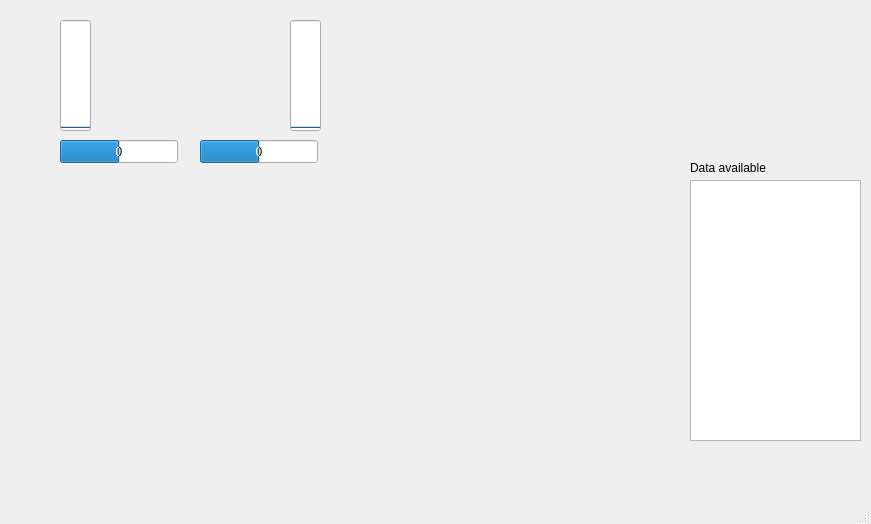
Before: the Qt Designer form vant3.ui in iurobpn/provant-groundstation, drawn with Qt 5.
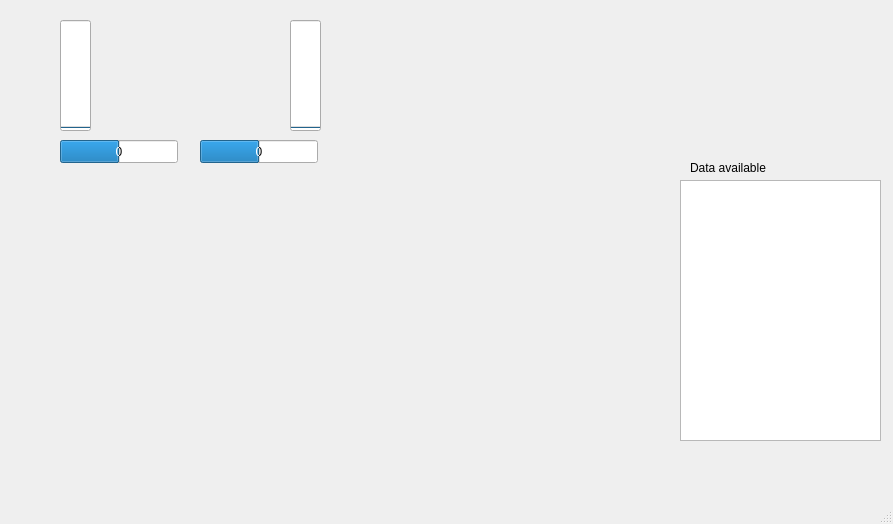
After: the same form once the commit is applied. Custom widgets are drawn as their Qt base class.

Commit message: Switched from QTreeView to QTreeWidget, things are going smoothly now =]

Diff of the .ui file:
```diff
--- a/vant3.ui
+++ b/vant3.ui
@@ -6,7 +6,7 @@
    <rect>
     <x>0</x>
     <y>0</y>
-    <width>871</width>
+    <width>893</width>
     <height>524</height>
    </rect>
   </property>
@@ -120,16 +120,6 @@
      <string>%v</string>
     </property>
    </widget>
-   <widget class="QTreeView" name="dataTreeView">
-    <property name="geometry">
-     <rect>
-      <x>690</x>
-      <y>180</y>
-      <width>171</width>
-      <height>261</height>
-     </rect>
-    </property>
-   </widget>
    <widget class="KSqueezedTextLabel" name="ksqueezedtextlabel_4">
     <property name="geometry">
      <rect>
@@ -153,6 +143,49 @@
      </rect>
     </property>
    </widget>
+   <widget class="QTreeWidget" name="treeWidget">
+    <property name="geometry">
+     <rect>
+      <x>680</x>
+      <y>180</y>
+      <width>201</width>
+      <height>261</height>
+     </rect>
+    </property>
+    <property name="sizePolicy">
+     <sizepolicy hsizetype="Expanding" vsizetype="Expanding">
+      <horstretch>0</horstretch>
+      <verstretch>0</verstretch>
+     </sizepolicy>
+    </property>
+    <property name="horizontalScrollBarPolicy">
+     <enum>Qt::ScrollBarAlwaysOff</enum>
+    </property>
+    <property name="alternatingRowColors">
+     <bool>false</bool>
+    </property>
+    <property name="headerHidden">
+     <bool>true</bool>
+    </property>
+    <property name="columnCount">
+     <number>3</number>
+    </property>
+    <column>
+     <property name="text">
+      <string>1</string>
+     </property>
+    </column>
+    <column>
+     <property name="text">
+      <string>2</string>
+     </property>
+    </column>
+    <column>
+     <property name="text">
+      <string>3</string>
+     </property>
+    </column>
+   </widget>
   </widget>
   <widget class="QMenuBar" name="menubar">
    <property name="geometry">
```
Left out of the diff: 2 changed lines with no effect on the pictures. The commit also changes 3 other files.
